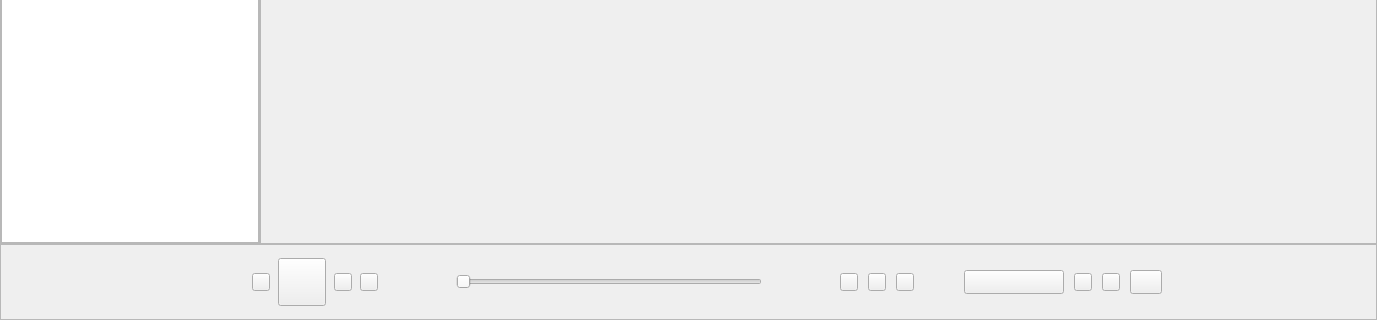
First picture: the form in src/xamp/xamp.ui, repository billlin0904/xamp2, before the edit; both pictures show x 0 to 1377 and y 338 to 658 of the 1377 by 658 pixel window.
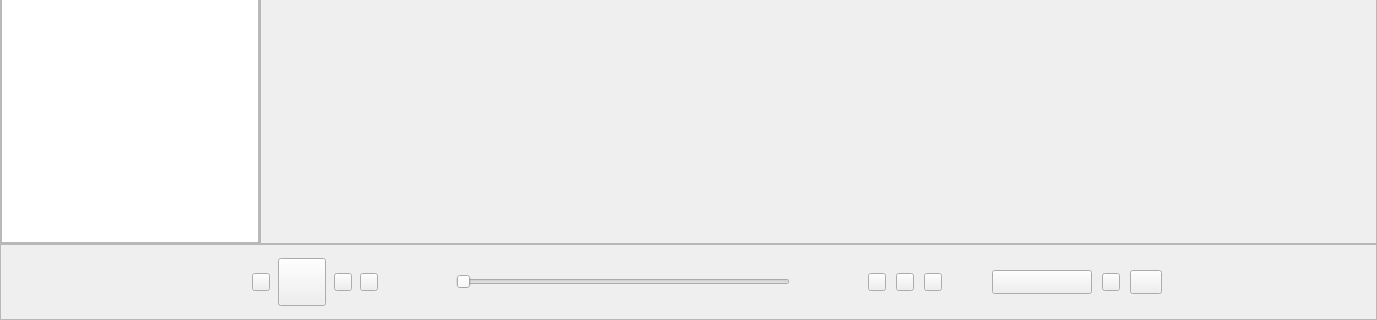
Second picture: the form after the edit. Custom widgets are drawn as their Qt base class.

Patch:
```diff
--- a/src/xamp/xamp.ui
+++ b/src/xamp/xamp.ui
@@ -544,7 +544,7 @@
         <property name="frameShadow">
          <enum>QFrame::Plain</enum>
         </property>
-        <layout class="QHBoxLayout" name="horizontalLayout_6" stretch="0,0,0,0,0,0,0,0,0,0,0,0,0,1,0,0,0,0,0,0,0,0,0,0,0,0,0,0,0,0">
+        <layout class="QHBoxLayout" name="horizontalLayout_6" stretch="0,0,0,0,0,0,0,0,0,0,0,0,0,1,0,0,0,0,0,0,0,0,0,0,0,0,0,0">
          <property name="spacing">
           <number>0</number>
          </property>
@@ -1126,47 +1126,6 @@
            </property>
           </widget>
          </item>
-         <item>
-          <spacer name="horizontalSpacer_20">
-           <property name="orientation">
-            <enum>Qt::Horizontal</enum>
-           </property>
-           <property name="sizeType">
-            <enum>QSizePolicy::Fixed</enum>
-           </property>
-           <property name="sizeHint" stdset="0">
-            <size>
-             <width>10</width>
-             <height>20</height>
-            </size>
-           </property>
-          </spacer>
-         </item>
-         <item>
-          <widget class="QToolButton" name="pendingPlayButton">
-           <property name="minimumSize">
-            <size>
-             <width>18</width>
-             <height>18</height>
-            </size>
-           </property>
-           <property name="maximumSize">
-            <size>
-             <width>18</width>
-             <height>18</height>
-            </size>
-           </property>
-           <property name="text">
-            <string/>
-           </property>
-           <property name="iconSize">
-            <size>
-             <width>24</width>
-             <height>24</height>
-            </size>
-           </property>
-          </widget>
-         </item>
          <item>
           <spacer name="horizontalSpacer_19">
            <property name="orientation">
```
